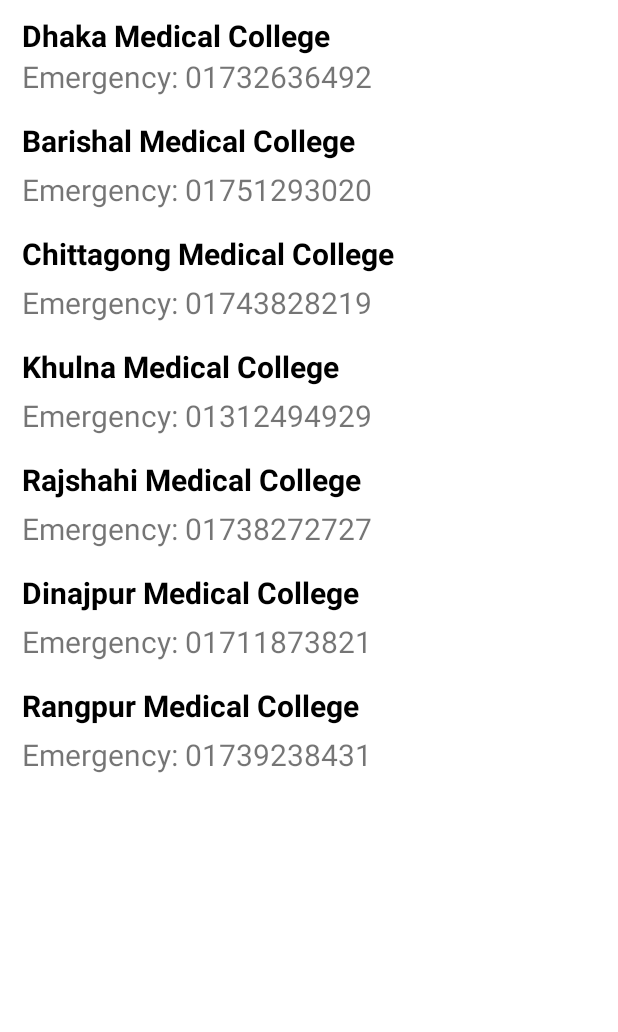
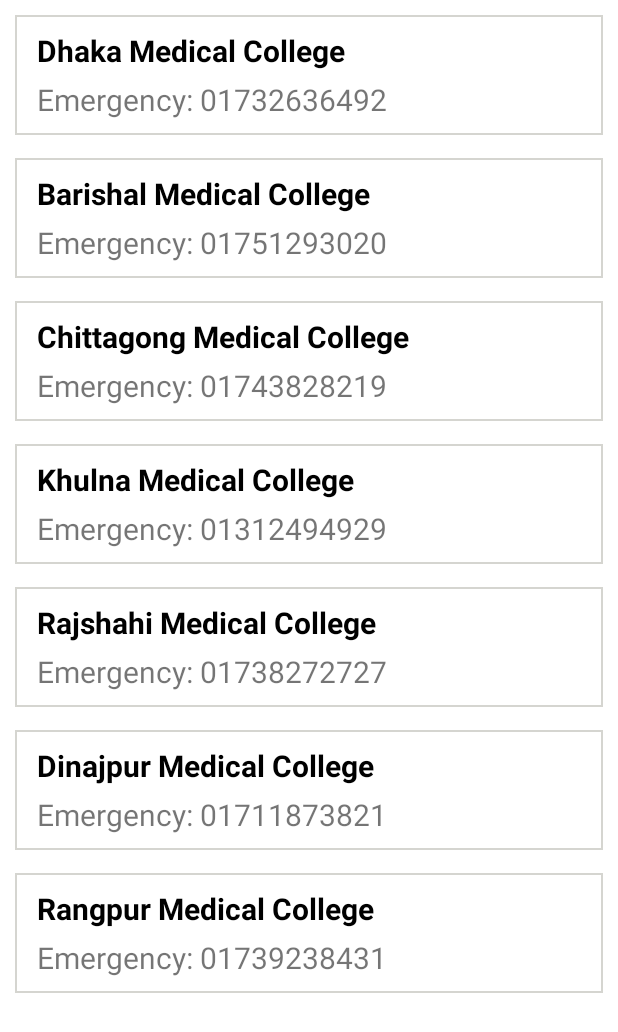
Before and after one commit to utso1707097/HelloDoctor, an Android app: the layout fragment_emergency.xml on its own in the app's theme, with its tools: preview values and no code run, on a phone screen of 412 x 824 dp. Shown: the top 1032 px of the screen. Run offline under Robolectric (Android 15) with nearby library versions, the phone set to English and light mode, and no system bars.

Commit message:
Fixed some bugs

```diff
--- a/app/src/main/java/com/utsobro/hellodoctor/RecyclerAppointmentAdapter.java
+++ b/app/src/main/java/com/utsobro/hellodoctor/RecyclerAppointmentAdapter.java
@@ -117,7 +117,7 @@ public class RecyclerAppointmentAdapter extends FirebaseRecyclerAdapter<Appointm
                 @Override
                 public void onClick(View view) {
 
-                    String patientUid = getItem(getAbsoluteAdapterPosition()).getPatientId();
+                    String patientUid = getItem(getBindingAdapterPosition()).getPatientId();
                     uidRef = rootRef.child("AppointmentRequest").child(uid).child(patientUid);
                     patientRef = rootRef.child("AppointmentPatient").child(patientUid).child(uid); //patientUid = doctorUid
                     patientRef.child("rejected").setValue("accepted");
@@ -140,9 +140,9 @@ public class RecyclerAppointmentAdapter extends FirebaseRecyclerAdapter<Appointm
             rejectBtn.setOnClickListener(new View.OnClickListener() {
                 @Override
                 public void onClick(View view) {
-                    String patientUid = getItem(getAbsoluteAdapterPosition()).getPatientId();
+                    String patientUid = getItem(getBindingAdapterPosition()).getPatientId();
                     uidRef = rootRef.child("AppointmentRequest").child(uid).child(patientUid);
-                    patientRef = rootRef.child("AppointmentPatient").child(uid).child(patientUid); //patientUid = doctorUid
+                    patientRef = rootRef.child("AppointmentPatient").child(patientUid).child(uid); //patientUid = doctorUid
                     patientRef.child("visibility").setValue("invisible");
                     patientRef.child("rejected").setValue("rejected");
                     uidRef.child("visibility").setValue("invisible");
--- a/app/src/main/java/com/utsobro/hellodoctor/RecyclerAppointmentPatientAdapter.java
+++ b/app/src/main/java/com/utsobro/hellodoctor/RecyclerAppointmentPatientAdapter.java
@@ -54,7 +54,7 @@ public class RecyclerAppointmentPatientAdapter extends FirebaseRecyclerAdapter<P
 
         else if(TextUtils.equals(model.getRejected(),"rejected") && TextUtils.equals(model.getVisibility(),"invisible")){
             holder.doctorName.setText(model.getDoctorName());
-            holder.appointmentLayout.setVisibility(View.GONE);
+            holder.showText.setText("Your request get rejected");
 
         }
 
--- a/app/src/main/res/layout/fragment_emergency.xml
+++ b/app/src/main/res/layout/fragment_emergency.xml
@@ -13,6 +13,8 @@
         android:layout_height="wrap_content"
         android:orientation="vertical"
         android:layout_marginBottom="15dp"
+        android:background="@drawable/textbox_cover"
+        android:padding="10dp"
         >
     <TextView
         android:layout_width="match_parent"
@@ -21,6 +23,7 @@
         android:textSize="20sp"
         android:text=" Dhaka Medical College"
         android:textColor="@color/black"
+        android:layout_marginBottom="5dp"
         />
     <TextView
         android:layout_width="match_parent"
@@ -35,6 +38,8 @@
         android:layout_height="wrap_content"
         android:orientation="vertical"
         android:layout_marginBottom="15dp"
+        android:background="@drawable/textbox_cover"
+        android:padding="10dp"
         >
         <TextView
             android:layout_width="match_parent"
@@ -58,6 +63,8 @@
         android:layout_height="wrap_content"
         android:orientation="vertical"
         android:layout_marginBottom="15dp"
+        android:background="@drawable/textbox_cover"
+        android:padding="10dp"
         >
         <TextView
             android:layout_width="match_parent"
@@ -81,6 +88,8 @@
         android:layout_height="wrap_content"
         android:orientation="vertical"
         android:layout_marginBottom="15dp"
+        android:background="@drawable/textbox_cover"
+        android:padding="10dp"
         >
         <TextView
             android:layout_width="match_parent"
@@ -104,6 +113,8 @@
         android:layout_height="wrap_content"
         android:orientation="vertical"
         android:layout_marginBottom="15dp"
+        android:background="@drawable/textbox_cover"
+        android:padding="10dp"
         >
         <TextView
             android:layout_width="match_parent"
@@ -127,6 +138,8 @@
         android:layout_height="wrap_content"
         android:orientation="vertical"
         android:layout_marginBottom="15dp"
+        android:background="@drawable/textbox_cover"
+        android:padding="10dp"
         >
         <TextView
             android:layout_width="match_parent"
@@ -150,6 +163,8 @@
         android:layout_height="wrap_content"
         android:orientation="vertical"
         android:layout_marginBottom="5dp"
+        android:background="@drawable/textbox_cover"
+        android:padding="10dp"
         >
         <TextView
             android:layout_width="match_parent"
```
Lines whose indentation alone changed are shown as unchanged.
